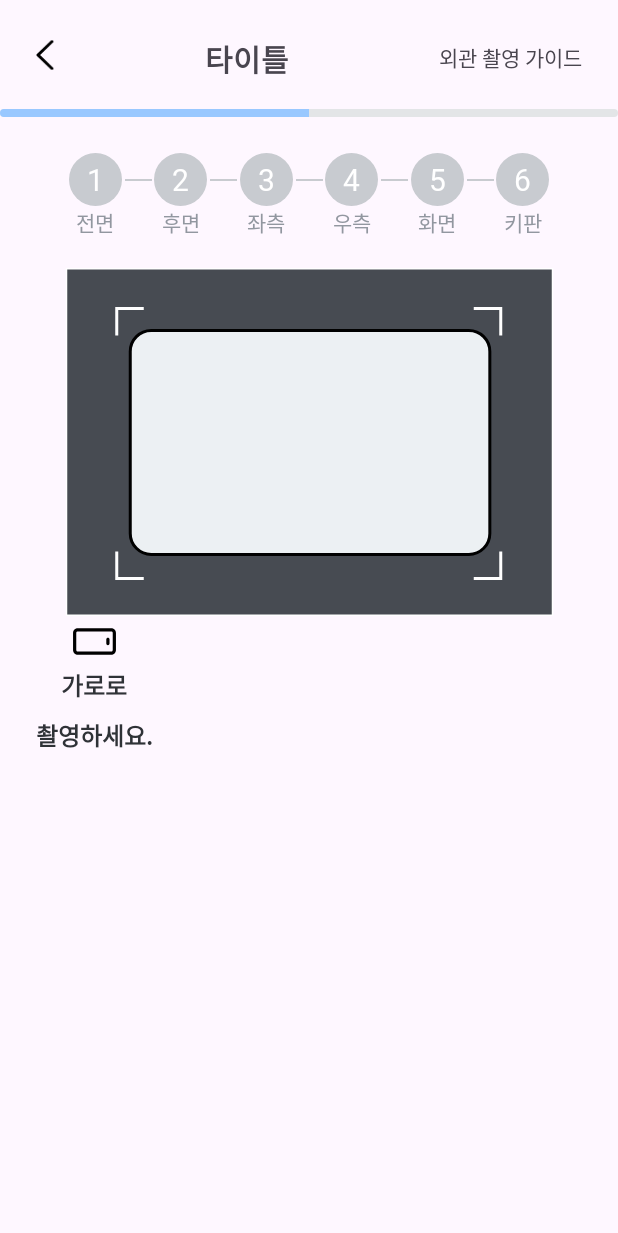
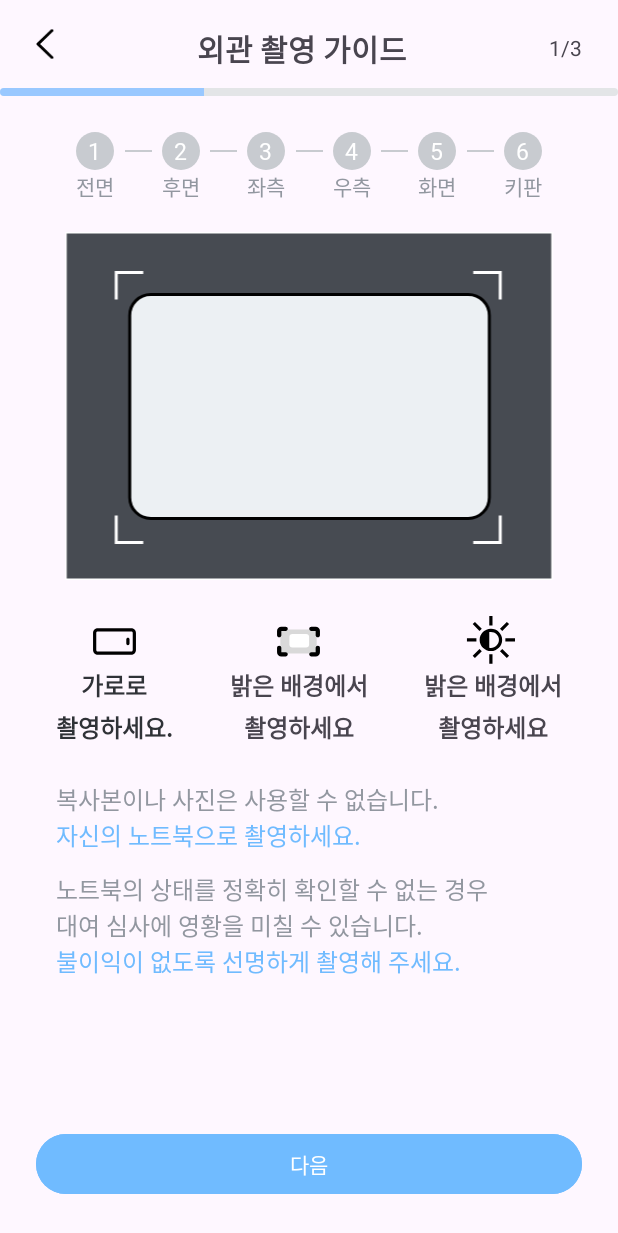
Before and after one commit to shlee1103/Kkomdae, an Android app: the screen it shows after launch (MainActivity), on a phone screen of 412 x 824 dp. Shown: the top 1233 px of the screen. Run offline under Robolectric (Android 15) with nearby library versions, the phone set to English and light mode, and no system bars.

Commit message:
feat:  step 1 촬영 가이드 화면 xml 개발
- step1 가이드 (예시화면, 외관 촬영 설명) 추가

xml 개발 완료
S12P21D101-124 #done

```diff
--- a/frontend/Kkomdae/app/src/main/java/com/pizza/kkomdae/MainActivity.kt
+++ b/frontend/Kkomdae/app/src/main/java/com/pizza/kkomdae/MainActivity.kt
@@ -23,6 +23,7 @@ class MainActivity : AppCompatActivity() {
 //        transaction.replace(R.id.fl_main, MainFragment())
 //        transaction.replace(R.id.fl_main, LaptopInfoInputFragment())
         transaction.replace(R.id.fl_main, Step1GuideFragment())
+
         transaction.commit()
     }
 }
--- a/frontend/Kkomdae/app/src/main/java/com/pizza/kkomdae/ui/guide/Step1GuideFragment.kt
+++ b/frontend/Kkomdae/app/src/main/java/com/pizza/kkomdae/ui/guide/Step1GuideFragment.kt
@@ -39,7 +39,9 @@ class Step1GuideFragment : BaseFragment<FragmentStep1GuideBinding>(
 
     override fun onViewCreated(view: View, savedInstanceState: Bundle?) {
         super.onViewCreated(view, savedInstanceState)
-        binding.topBar.tvStep.text = "외관 촬영 가이드"
+        binding.topBar.tvTitle.text = "외관 촬영 가이드"
+        binding.topBar.pbStep.progress=100/3
+        binding.topBar.tvStep.text="1/3"
     }
 
     companion object {
--- a/frontend/Kkomdae/app/src/main/res/layout/fragment_step1_guide.xml
+++ b/frontend/Kkomdae/app/src/main/res/layout/fragment_step1_guide.xml
@@ -33,12 +33,11 @@
        app:layout_constraintStart_toStartOf="parent"
        app:layout_constraintEnd_toEndOf="parent"
        app:layout_constraintTop_toBottomOf="@id/cl_step"
-       android:layout_marginHorizontal="24dp"
        android:layout_marginTop="20dp"
        >
        <ImageView
            android:id="@+id/iv_frame_icon"
-           android:layout_width="wrap_content"
+           android:layout_width="0dp"
            android:layout_height="wrap_content"
            android:src="@drawable/ic_shot_guide1"
            app:layout_constraintTop_toTopOf="parent"
@@ -46,38 +45,135 @@
            app:layout_constraintEnd_toEndOf="parent"/>
 
        <androidx.constraintlayout.widget.ConstraintLayout
+
            android:layout_width="0dp"
            android:layout_height="wrap_content"
+           android:layout_marginTop="24dp"
+           app:layout_constraintEnd_toEndOf="parent"
            app:layout_constraintStart_toStartOf="parent"
-           app:layout_constraintEnd_toEndOf="parent"
            app:layout_constraintTop_toBottomOf="@id/iv_frame_icon">
 
            <ImageView
-                app:layout_constraintTop_toBottomOf="@id/iv_frame_icon"
                android:id="@+id/iv_icon1"
                android:layout_width="wrap_content"
+               android:layout_height="wrap_content"
+               android:src="@drawable/ic_shot_guide2"
+               app:layout_constraintEnd_toEndOf="@id/tv_description1"
                app:layout_constraintStart_toStartOf="@id/tv_description1"
-                app:layout_constraintEnd_toEndOf="@id/tv_description1"
-                android:layout_height="wrap_content"
-
-                android:src="@drawable/ic_shot_guide2"/>
+               app:layout_constraintTop_toTopOf="parent" />
 
            <TextView
-               app:layout_constraintStart_toStartOf="parent"
                android:id="@+id/tv_description1"
-               app:layout_constraintTop_toBottomOf="@id/iv_icon1"
+               style="@style/Title1"
                android:layout_width="wrap_content"
                android:layout_height="wrap_content"
+               android:gravity="center"
+               android:lineSpacingExtra="-5dp"
                android:text="가로로\n촬영하세요."
+               android:textColor="@color/gray700"
+               app:layout_constraintEnd_toStartOf="@+id/tv_description2"
+               app:layout_constraintHorizontal_bias="0.5"
+               app:layout_constraintHorizontal_chainStyle="spread"
+               app:layout_constraintStart_toStartOf="parent"
+               app:layout_constraintTop_toBottomOf="@id/iv_icon1" />
+
+           <ImageView
+               android:id="@+id/iv_icon2"
+               android:layout_width="wrap_content"
+               android:layout_height="wrap_content"
+               android:src="@drawable/ic_shot_guide3"
+               app:layout_constraintEnd_toEndOf="@id/tv_description2"
+               app:layout_constraintStart_toStartOf="@id/tv_description2"
+               app:layout_constraintTop_toTopOf="parent" />
+
+           <TextView
+               android:id="@+id/tv_description2"
+               style="@style/Title2"
+               android:layout_width="wrap_content"
+               android:layout_height="wrap_content"
                android:gravity="center"
+               android:lineSpacingExtra="-5dp"
+               android:text="밝은 배경에서\n촬영하세요"
+               app:layout_constraintEnd_toStartOf="@+id/tv_description3"
+               app:layout_constraintHorizontal_bias="0.5"
+               app:layout_constraintStart_toEndOf="@+id/tv_description1"
+               app:layout_constraintTop_toBottomOf="@id/iv_icon2" />
+
+           <ImageView
+               android:id="@+id/iv_icon3"
+               android:layout_width="wrap_content"
+               android:layout_height="wrap_content"
+               android:src="@drawable/ic_shot_guide4"
+               app:layout_constraintEnd_toEndOf="@id/tv_description3"
+               app:layout_constraintStart_toStartOf="@id/tv_description3"
+               app:layout_constraintTop_toTopOf="parent" />
+
+           <TextView
+               android:id="@+id/tv_description3"
                style="@style/Title1"
-               android:textColor="@color/gray700"/>
+               android:layout_width="wrap_content"
+               android:layout_height="wrap_content"
+               android:gravity="center"
+               android:lineSpacingExtra="-5dp"
+               android:text="밝은 배경에서\n촬영하세요"
+               app:layout_constraintEnd_toEndOf="parent"
+               app:layout_constraintHorizontal_bias="0.5"
+               app:layout_constraintStart_toEndOf="@+id/tv_description2"
+               app:layout_constraintTop_toBottomOf="@id/iv_icon3" />
 
+           <TextView
+               android:id="@+id/tv_description4"
+               style="@style/Title3"
+               android:layout_width="wrap_content"
+               android:layout_height="wrap_content"
+               android:layout_marginTop="24dp"
+               android:text="복사본이나 사진은 사용할 수 없습니다."
+               android:textColor="@color/gray300"
+               app:layout_constraintStart_toStartOf="@id/tv_description1"
+               app:layout_constraintTop_toBottomOf="@id/tv_description2" />
 
+           <TextView
+               android:id="@+id/tv_description5"
+               style="@style/Title3"
+               android:layout_width="wrap_content"
+               android:layout_height="wrap_content"
+               android:text="자신의 노트북으로 촬영하세요."
+               android:textColor="@color/blue300"
+               app:layout_constraintStart_toStartOf="@id/tv_description1"
+               app:layout_constraintTop_toBottomOf="@id/tv_description4" />
 
-       </androidx.constraintlayout.widget.ConstraintLayout>
+           <TextView
+               android:id="@+id/tv_description6"
+               style="@style/Title3"
+               android:layout_width="wrap_content"
+               android:layout_height="wrap_content"
+               android:layout_marginTop="12dp"
+               android:lineSpacingExtra="-10dp"
+               android:text="노트북의 상태를 정확히 확인할 수 없는 경우"
+               android:textColor="@color/gray300"
+               app:layout_constraintStart_toStartOf="@id/tv_description1"
+               app:layout_constraintTop_toBottomOf="@id/tv_description5" />
 
+           <TextView
+               android:id="@+id/tv_description7"
+               style="@style/Title3"
+               android:layout_width="wrap_content"
+               android:layout_height="wrap_content"
+               android:lineSpacingExtra="-10dp"
+               android:text="대여 심사에 영황을 미칠 수 있습니다."
+               android:textColor="@color/gray300"
+               app:layout_constraintStart_toStartOf="@id/tv_description1"
+               app:layout_constraintTop_toBottomOf="@id/tv_description6" />
 
+           <TextView
+               android:id="@+id/tv_description8"
+               style="@style/Title3"
+               android:layout_width="wrap_content"
+               android:layout_height="wrap_content"
+               android:text="불이익이 없도록 선명하게 촬영해 주세요."
+               android:textColor="@color/blue300"
+               app:layout_constraintStart_toStartOf="@id/tv_description1"
+               app:layout_constraintTop_toBottomOf="@id/tv_description7" />
 
 
        </androidx.constraintlayout.widget.ConstraintLayout>
@@ -89,6 +185,23 @@
 
 
 
+   </androidx.constraintlayout.widget.ConstraintLayout>
+
+
+
+
+<Button
+    android:layout_width="0dp"
+    android:layout_height="wrap_content"
+    android:backgroundTint="@color/blue300"
+    android:textColor="@color/white"
+    android:text="다음"
+    android:layout_margin="24dp"
+    app:layout_constraintBottom_toBottomOf="parent"
+    app:layout_constraintStart_toStartOf="parent"
+    app:layout_constraintEnd_toEndOf="parent"/>
+
+
 
 
 </androidx.constraintlayout.widget.ConstraintLayout>
--- a/frontend/Kkomdae/app/src/main/res/layout/layout_register_top_bar.xml
+++ b/frontend/Kkomdae/app/src/main/res/layout/layout_register_top_bar.xml
@@ -1,7 +1,7 @@
 <?xml version="1.0" encoding="utf-8"?>
 <androidx.constraintlayout.widget.ConstraintLayout xmlns:android="http://schemas.android.com/apk/res/android"
     android:layout_width="match_parent"
-    android:layout_height="78dp"
+    android:layout_height="?actionBarSize"
     xmlns:app="http://schemas.android.com/apk/res-auto">
 
 
--- a/frontend/Kkomdae/app/src/main/res/layout/layout_step_guide.xml
+++ b/frontend/Kkomdae/app/src/main/res/layout/layout_step_guide.xml
@@ -6,8 +6,8 @@
 
     <FrameLayout
         android:id="@+id/fl_step1"
-        android:layout_width="35dp"
-        android:layout_height="35dp"
+        android:layout_width="25dp"
+        android:layout_height="25dp"
         android:background="@drawable/step_circle_background"
         android:gravity="center"
         app:layout_constraintEnd_toStartOf="@+id/step_line2"
@@ -23,7 +23,7 @@
             android:layout_gravity="center"
             android:text="1"
             android:textColor="#FFFFFF"
-            android:textSize="20sp" />
+            android:textSize="15sp" />
     </FrameLayout>
 
     <TextView
@@ -49,8 +49,8 @@
 
     <FrameLayout
         android:id="@+id/fl_step2"
-        android:layout_width="35dp"
-        android:layout_height="35dp"
+        android:layout_width="25dp"
+        android:layout_height="25dp"
         android:background="@drawable/step_circle_background"
         android:gravity="center"
         app:layout_constraintEnd_toStartOf="@+id/step_line3"
@@ -65,8 +65,9 @@
             android:layout_height="wrap_content"
             android:layout_gravity="center"
             android:text="2"
+
             android:textColor="#FFFFFF"
-            android:textSize="20sp" />
+            android:textSize="15sp"/>
     </FrameLayout>
 
     <TextView
@@ -92,8 +93,8 @@
 
     <FrameLayout
         android:id="@+id/fl_step3"
-        android:layout_width="35dp"
-        android:layout_height="35dp"
+        android:layout_width="25dp"
+        android:layout_height="25dp"
         android:background="@drawable/step_circle_background"
         android:gravity="center"
         app:layout_constraintEnd_toStartOf="@+id/step_line4"
@@ -109,7 +110,7 @@
             android:layout_gravity="center"
             android:text="3"
             android:textColor="#FFFFFF"
-            android:textSize="20sp" />
+            android:textSize="15sp" />
     </FrameLayout>
 
     <TextView
@@ -135,8 +136,8 @@
 
     <FrameLayout
         android:id="@+id/fl_step4"
-        android:layout_width="35dp"
-        android:layout_height="35dp"
+        android:layout_width="25dp"
+        android:layout_height="25dp"
         android:background="@drawable/step_circle_background"
         android:gravity="center"
         app:layout_constraintEnd_toStartOf="@+id/step_line5"
@@ -152,7 +153,7 @@
             android:layout_gravity="center"
             android:text="4"
             android:textColor="#FFFFFF"
-            android:textSize="20sp" />
+            android:textSize="15sp" />
     </FrameLayout>
 
     <TextView
@@ -178,8 +179,8 @@
 
     <FrameLayout
         android:id="@+id/fl_step5"
-        android:layout_width="35dp"
-        android:layout_height="35dp"
+        android:layout_width="25dp"
+        android:layout_height="25dp"
         android:background="@drawable/step_circle_background"
         android:gravity="center"
         app:layout_constraintEnd_toStartOf="@+id/step_line6"
@@ -195,7 +196,7 @@
             android:layout_gravity="center"
             android:text="5"
             android:textColor="#FFFFFF"
-            android:textSize="20sp" />
+            android:textSize="15sp" />
     </FrameLayout>
 
     <TextView
@@ -221,8 +222,8 @@
 
     <FrameLayout
         android:id="@+id/fl_step6"
-        android:layout_width="35dp"
-        android:layout_height="35dp"
+        android:layout_width="25dp"
+        android:layout_height="25dp"
         android:background="@drawable/step_circle_background"
         android:gravity="center"
         app:layout_constraintEnd_toEndOf="parent"
@@ -238,7 +239,7 @@
             android:layout_gravity="center"
             android:text="6"
             android:textColor="#FFFFFF"
-            android:textSize="20sp" />
+            android:textSize="15sp" />
     </FrameLayout>
 
     <TextView
```
Lines whose indentation alone changed are shown as unchanged.
